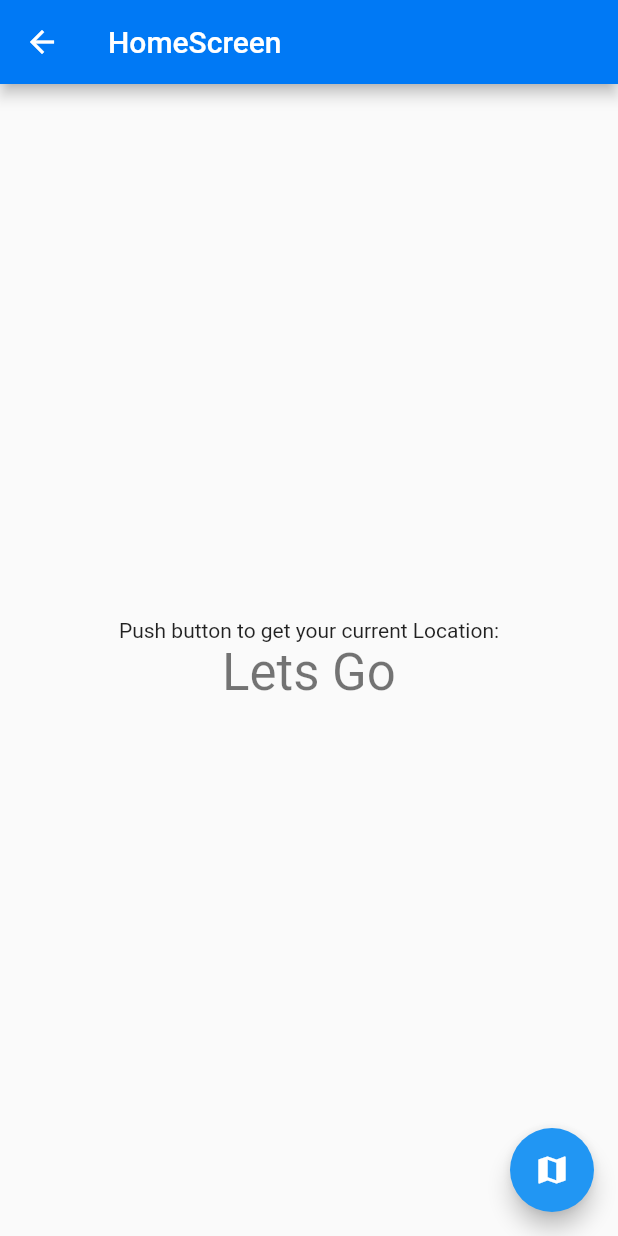
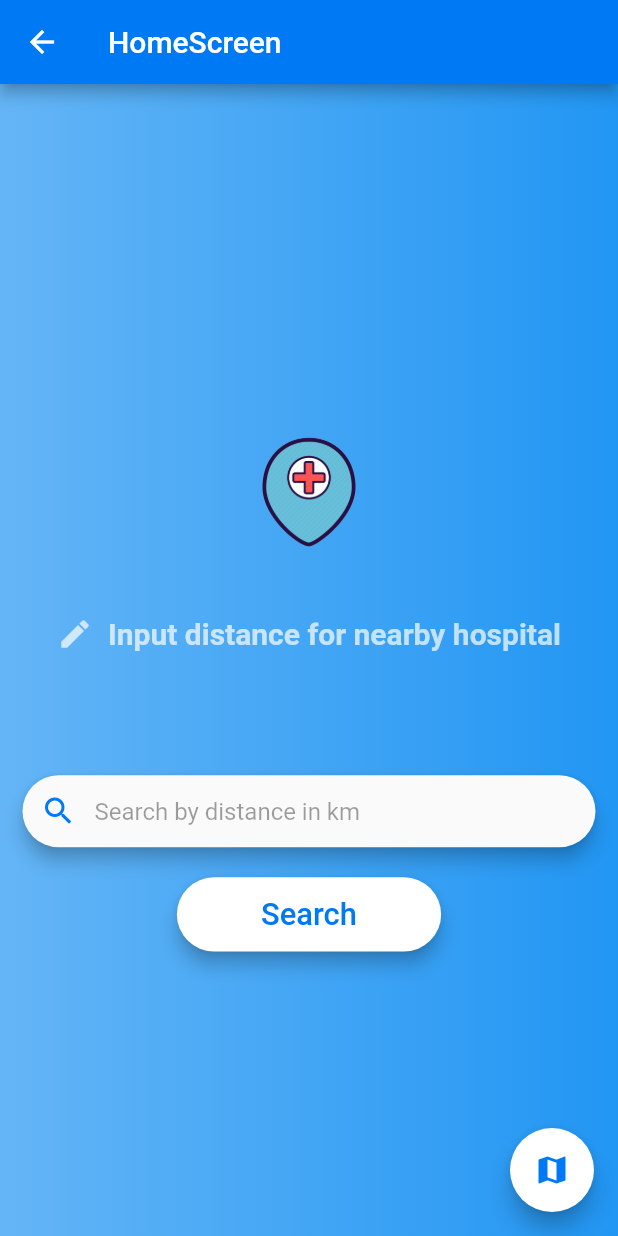
Before and after one commit to saarthak08/Hospitality-MobileClient, a Flutter app: the HomeScreen screen opened by its route, on a phone screen of 412 x 824 dp. Run offline on Flutter 3.47's test engine with Material 2 defaults, Android fonts, the phone set to English and light mode, and no system bars; our stand-ins replace fluttertoast, google_maps_flutter, location; Roboto replaces fonts that are missing (Ubuntu).

Commit message:
Input for distance

```diff
--- a/lib/src/providers/location_provider.dart
+++ b/lib/src/providers/location_provider.dart
@@ -1,15 +1,21 @@
 import 'package:flutter/material.dart';
 import 'package:location/location.dart';
 
-class LocationProvider extends ChangeNotifier{
+class LocationProvider extends ChangeNotifier {
   LocationData _location;
+  int _hospitalDistance;
 
   LocationData get getLocation {
     return _location;
   }
 
-  set setLocation(LocationData data){
-    _location=data;
+  set setLocation(LocationData data) {
+    _location = data;
+    notifyListeners();
+  }
+
+  set setHospitalDistance(int data) {
+    _hospitalDistance = data;
     notifyListeners();
   }
 }
--- a/lib/src/screens/home_screen.dart
+++ b/lib/src/screens/home_screen.dart
@@ -1,9 +1,11 @@
 import 'package:flutter/material.dart';
 import 'package:fluttertoast/fluttertoast.dart';
 import 'package:hospital_service/src/helpers/current_location.dart';
+import 'package:hospital_service/src/helpers/dimensions.dart';
 import 'package:hospital_service/src/providers/location_provider.dart';
 import 'package:provider/provider.dart';
 import 'package:hospital_service/src/resources/network/network_repository.dart';
+import '../helpers/dimensions.dart';
 
 class HomeScreen extends StatefulWidget {
   HomeScreen({Key key, this.title}) : super(key: key);
@@ -17,6 +19,22 @@ class HomeScreen extends StatefulWidget {
 class _HomeScreenState extends State<HomeScreen> {
   LocationProvider locationProvider;
 
+  final TextStyle dropdownMenuItem =
+      TextStyle(color: Colors.black, fontSize: 18);
+  int distance = null;
+
+  final GlobalKey<FormState> _formKey = GlobalKey<FormState>();
+
+  void _submitForm() async {
+    _formKey.currentState.save();
+    setState(() {
+      locationProvider.setHospitalDistance = distance;
+      print('done');
+    });
+    // Timer(Duration(seconds: 3), () {
+    // });
+  }
+
   @override
   Widget build(BuildContext context) {
     locationProvider = Provider.of<LocationProvider>(context);
@@ -24,21 +42,113 @@ class _HomeScreenState extends State<HomeScreen> {
       appBar: AppBar(
         title: Text('HomeScreen'),
       ),
-      body: Center(
+      body: Container(
+        decoration: BoxDecoration(
+          gradient: LinearGradient(
+              colors: [Colors.blue.shade300, Colors.blue.shade500]),
+        ),
+        child: Center(
           child: Column(
             mainAxisAlignment: MainAxisAlignment.center,
             children: <Widget>[
+              Container(
+                height: getDeviceHeight(context) * 0.20,
+                width: getDeviceWidth(context) * 0.20,
+                child: Image.asset('assets/img/splash_bg.png'),
+              ),
+              Row(
+                mainAxisAlignment: MainAxisAlignment.center,
+                children: <Widget>[
+                  Icon(
+                    Icons.edit,
+                    color: Colors.white70,
+                  ),
+                  SizedBox(width: 10),
                   Text(
-              'Push button to get your current Location:',
+                    'Input distance for nearby hospital',
+                    style: TextStyle(
+                        fontWeight: FontWeight.bold,
+                        fontSize: 20,
+                        color: Colors.white70),
                   ),
-            Text(
-              'Lets Go',
-              style: Theme.of(context).textTheme.display1,
+                ],
+              ),
+              SizedBox(
+                height: getDeviceHeight(context) * 0.1,
+              ),
+              Padding(
+                padding: const EdgeInsets.symmetric(horizontal: 15),
+                child: Material(
+                  elevation: 5.0,
+                  borderRadius: BorderRadius.all(Radius.circular(30)),
+                  child: Form(
+                    key: _formKey,
+                    child: TextFormField(
+                      cursorColor: Theme.of(context).primaryColor,
+                      style: dropdownMenuItem,
+                      decoration: InputDecoration(
+                        hintText: "Search by distance in km",
+                        hintStyle:
+                            TextStyle(color: Colors.black38, fontSize: 16),
+                        prefixIcon: IconButton(
+                            icon: Icon(
+                              Icons.search,
+                              color: Theme.of(context).primaryColor,
+                            ),
+                            onPressed: () {
+                              _submitForm();
+                              _formKey.currentState.reset();
+                              FocusScope.of(context).requestFocus(FocusNode());
+                            }),
+                        border: InputBorder.none,
+                        contentPadding:
+                            EdgeInsets.symmetric(horizontal: 25, vertical: 13),
+                      ),
+                      keyboardType: TextInputType.phone,
+                      onChanged: (String value) {
+                        distance = int.parse(value);
+                      },
+                      onSaved: (String value) {
+                        distance = int.parse(value);
+                      },
+                    ),
+                  ),
+                ),
+              ),
+              SizedBox(height: 20),
+              RaisedButton(
+                elevation: 5,
+                shape: RoundedRectangleBorder(
+                    borderRadius: BorderRadius.circular(25)),
+                splashColor: Colors.white,
+                color: Colors.white,
+                child: Container(
+                  width: getViewportWidth(context) * 0.35,
+                  height: getViewportHeight(context) * 0.06,
+                  alignment: Alignment.center,
+                  child: Text(
+                    'Search',
+                    textAlign: TextAlign.center,
+                    style: TextStyle(
+                      color: Theme.of(context).primaryColor,
+                      fontFamily: "Ubuntu",
+                      fontSize: getViewportHeight(context) * 0.025,
+                    ),
+                  ),
+                ),
+                textColor: Colors.white,
+                onPressed: () {
+                  _submitForm();
+                  _formKey.currentState.reset();
+                  FocusScope.of(context).requestFocus(FocusNode());
+                },
               ),
             ],
           ),
         ),
+      ),
       floatingActionButton: FloatingActionButton(
+        backgroundColor: Colors.white,
         onPressed: () async {
           await getLocation().then((value) async {
             if (value == null) {
@@ -60,7 +170,10 @@ class _HomeScreenState extends State<HomeScreen> {
           });
         },
         tooltip: 'Increment',
-        child: Icon(Icons.map),
+        child: Icon(
+          Icons.map,
+          color: Theme.of(context).primaryColor,
+        ),
       ), // This trailing comma makes auto-formatting nicer for build methods.
     );
   }
```
Lines whose indentation alone changed are shown as unchanged.
